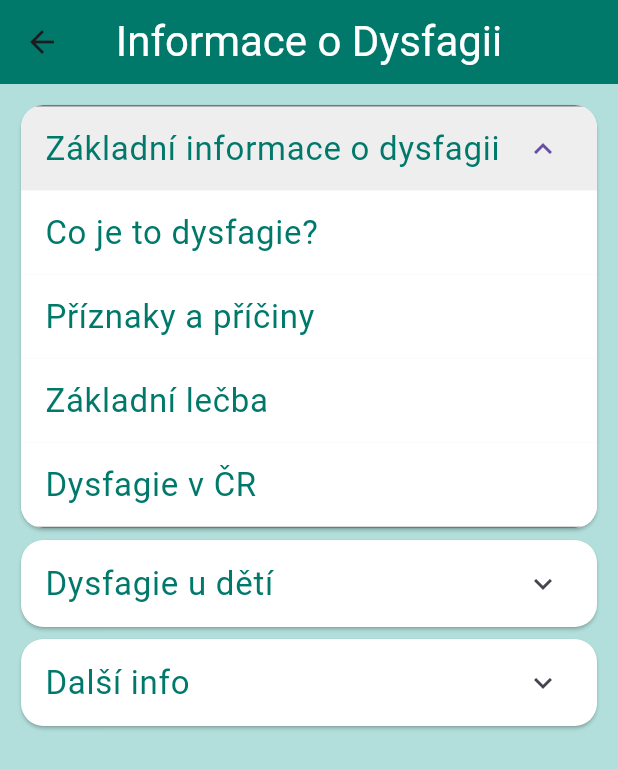
After one commit to Danielastej/Dysphagia-app, a Flutter app: the Informace screen opened by its route, after a tap on "Základní informace o dysfagii", on a phone screen of 412 x 824 dp. The commit adds this screen. Shown: the top 769 px of the screen. Run offline on Flutter 3.47's test engine with Material 3 defaults, Android fonts, the phone set to English and light mode, and no system bars; our stand-ins replace flutter_spinkit, shared_preferences; accounts and stored records are empty.

Commit message:
Vybirani cviku a seznam na informace

```diff
--- /dev/null
+++ b/lib/pages/informace.dart
@@ -0,0 +1,167 @@
+import 'package:flutter/material.dart';
+
+class Informace extends StatelessWidget {
+  const Informace({super.key});
+
+  @override
+  Widget build(BuildContext context) {
+    return Scaffold(
+      backgroundColor: Colors.teal[100],
+      appBar: AppBar(
+        backgroundColor: Colors.teal[700],
+        title: Text('Informace o Dysfagii', style: TextStyle(color: Colors.white, fontSize: 28),
+        ),
+        centerTitle: true,
+      ),
+      body: ListView(
+        padding: const EdgeInsets.all(10),
+        children: [
+          Card(
+            color: Colors.white,
+            shape: RoundedRectangleBorder(
+              borderRadius: BorderRadiusGeometry.circular(15)
+            ),
+            clipBehavior: Clip.antiAlias,
+            child: ExpansionTile(
+              backgroundColor: Colors.grey[200],
+              title: Text(
+                'Základní informace o dysfagii',
+                style: TextStyle(color: Colors.teal[700], fontSize: 22),
+              ),
+              children: [
+                ListTile(
+                  title: Text(
+                    'Co je to dysfagie?',
+                    style: TextStyle(
+                        color: Colors.teal[700],
+                        fontSize: 22),
+                  ),
+                  tileColor: Colors.white,
+                  onTap: (){
+
+                  },
+                ),
+                ListTile(
+                  title: Text(
+                    'Příznaky a příčiny',
+                    style: TextStyle(
+                        color: Colors.teal[700],
+                        fontSize: 22),
+                  ),
+                  tileColor: Colors.white,
+                  onTap: (){
+
+                  },
+                ),
+                ListTile(
+                  title: Text(
+                    'Základní lečba',
+                    style: TextStyle(
+                        color: Colors.teal[700],
+                        fontSize: 22),
+                  ),
+                  tileColor: Colors.white,
+                  onTap: (){
+
+                  },
+                ),
+                ListTile(
+                  title: Text(
+                    'Dysfagie v ČR',
+                    style: TextStyle(
+                        color: Colors.teal[700],
+                        fontSize: 22),
+                  ),
+                  tileColor: Colors.white,
+                  onTap: (){
+
+                  },
+                ),
+              ],
+            ),
+          ),
+          Card(
+            color: Colors.white,
+            shape: RoundedRectangleBorder(
+                borderRadius: BorderRadiusGeometry.circular(15)
+            ),
+            clipBehavior: Clip.antiAlias,
+            child: ExpansionTile(
+              backgroundColor: Colors.grey[200],
+              title: Text(
+                'Dysfagie u dětí',
+                style: TextStyle(color: Colors.teal[700], fontSize: 22),
+              ),
+              children: [
+                ListTile(
+                  title: Text(
+                    'Rané příznaky',
+                    style: TextStyle(
+                        color: Colors.teal[700],
+                        fontSize: 22),
+                  ),
+                  tileColor: Colors.white,
+                  onTap: (){
+
+                  },
+                ),
+                ListTile(
+                  title: Text(
+                    'Léčba dysfagie u dětských pacientů',
+                    style: TextStyle(
+                        color: Colors.teal[700],
+                        fontSize: 22),
+                  ),
+                  tileColor: Colors.white,
+                  onTap: (){
+
+                  },
+                )
+              ],
+            ),
+          ),
+          Card(
+            color: Colors.white,
+            shape: RoundedRectangleBorder(
+                borderRadius: BorderRadiusGeometry.circular(15)
+            ),
+            clipBehavior: Clip.antiAlias,
+            child: ExpansionTile(
+              backgroundColor: Colors.grey[200],
+              title: Text(
+                'Další info',
+                style: TextStyle(color: Colors.teal[700], fontSize: 22),
+              ),
+              children: [
+                ListTile(
+                  title: Text(
+                    '.....',
+                    style: TextStyle(
+                        color: Colors.teal[700],
+                        fontSize: 22),
+                  ),
+                  tileColor: Colors.white,
+                  onTap: (){
+
+                  },
+                ),
+                ListTile(
+                  title: Text(
+                    '.....',
+                    style: TextStyle(
+                        color: Colors.teal[700],
+                        fontSize: 22),
+                  ),
+                  tileColor: Colors.white,
+                  onTap: (){
+
+                  },
+                ),
+              ],
+            ),
+          ),
+        ],
+      ),
+    );
+  }
+}
--- a/pubspec.yaml
+++ b/pubspec.yaml
@@ -35,6 +35,7 @@ dependencies:
   # Use with the CupertinoIcons class for iOS style icons.
   cupertino_icons: ^1.0.8
   flutter_spinkit: ^5.2.2
+  shared_preferences: ^2.5.5
 
 dev_dependencies:
   flutter_test:
```
Also changed, not shown: lib/data/cviky_data.dart (added, +30 -0 lines), lib/main.dart (+13 -2 lines), lib/models/cvik.dart (added, +10 -0 lines), lib/pages/cviceni.dart (added, +83 -0 lines), lib/pages/home.dart (+30 -16 lines), lib/pages/nastaveni.dart (added, +66 -0 lines), lib/pages/seznamcviku.dart (added, +46 -0 lines), lib/pages/dysfagie.dart (added), lib/pages/statistiky.dart (added), pubspec.lock, 1 other file.
